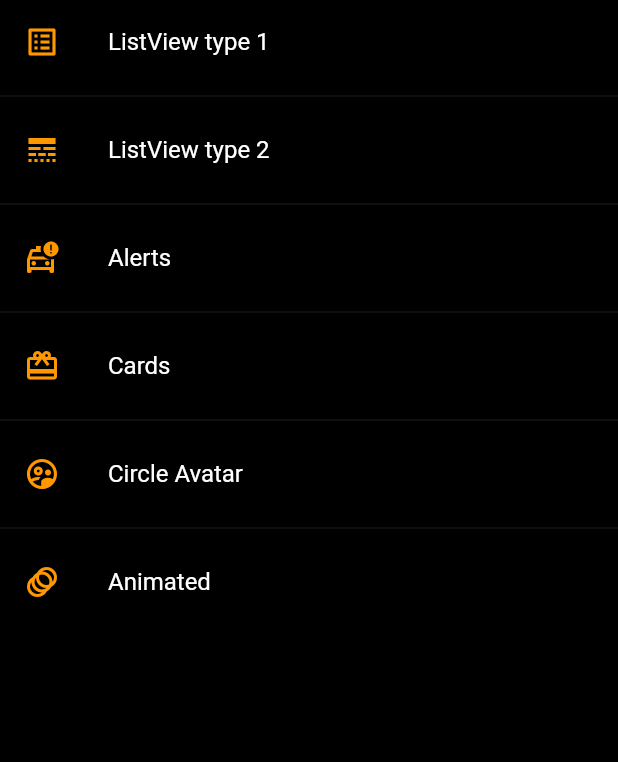
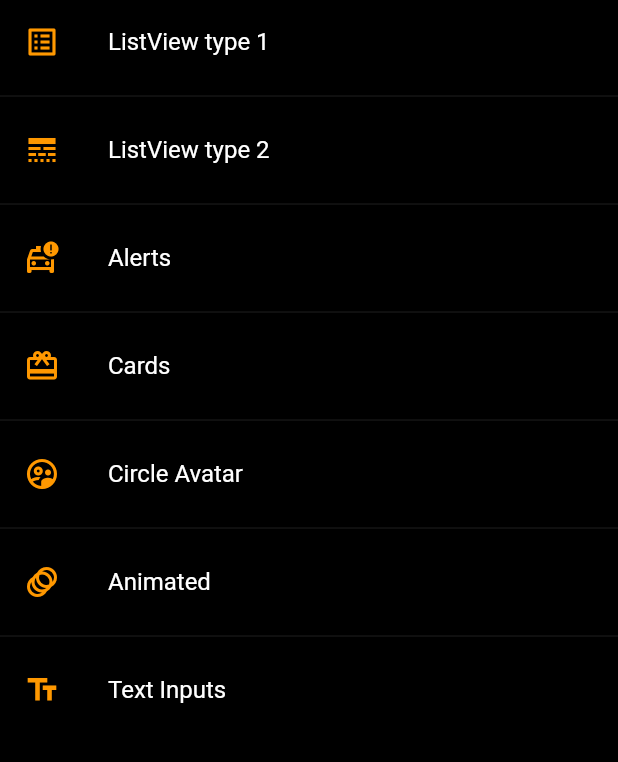
Before and after one commit to ChristianTC/flutter-components, a Flutter app: the screen it shows after launch, on a phone screen of 412 x 824 dp, the part 84-846 px from its top. Run offline on Flutter 3.47's test engine with Material 2 defaults, Android fonts, the phone set to English and light mode, and no system bars.

Commit message:
Text form field

```diff
--- a/lib/router/app_routes.dart
+++ b/lib/router/app_routes.dart
@@ -42,6 +42,11 @@ class AppRoutes {
         icon: Icons.animation_outlined,
         name: 'Animated',
         screen: const AnimatedScreen()),
+    MenuOption(
+        route: 'inputs',
+        icon: Icons.text_fields_outlined,
+        name: 'Text Inputs',
+        screen: const InputsScreen()),
   ];
 
   static Map<String, Widget Function(BuildContext)> getAppRoutes() {
--- a/lib/screens/screens.dart
+++ b/lib/screens/screens.dart
@@ -5,3 +5,4 @@ export 'package:fl_components/screens/card_screen.dart';
 export 'package:fl_components/screens/home_screen.dart';
 export 'package:fl_components/screens/listview1_screen.dart';
 export 'package:fl_components/screens/listview2_screen.dart';
+export 'package:fl_components/screens/inputs_screen.dart';
```
Also changed, not shown: lib/screens/inputs_screen.dart (added, +35 -0 lines).
